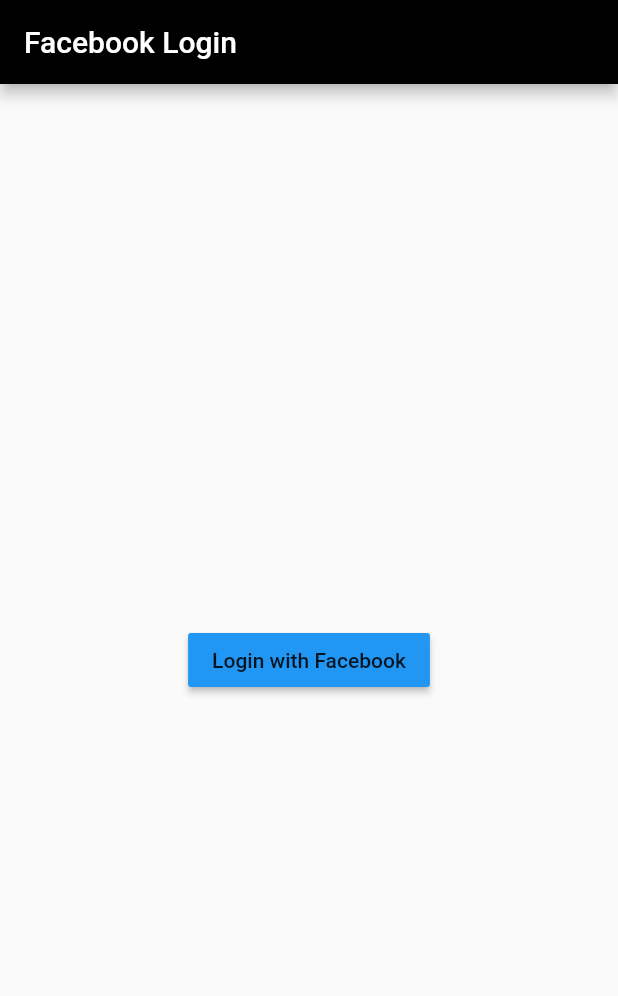
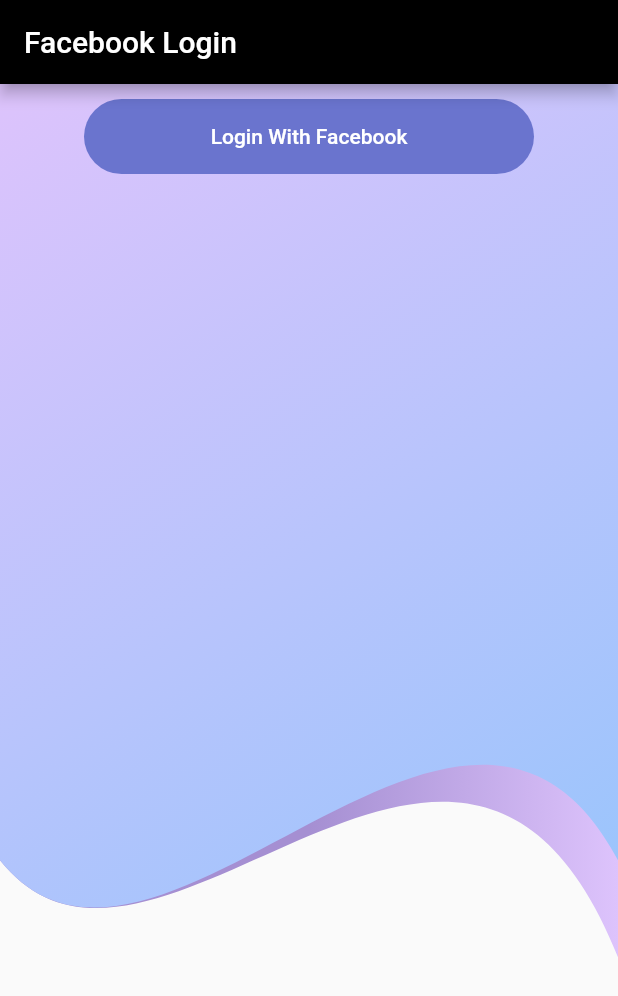
Before and after one commit to FrazileDevelopers/facebooklogin, a Flutter app: the screen it shows after launch, on a phone screen of 412 x 824 dp. Shown: the top 996 px of the screen. Run offline on Flutter 3.47's test engine with Material 2 defaults, Android fonts, the phone set to English and light mode, and no system bars; our stand-ins replace google_fonts; missing offline and left inert: flutter_facebook_auth; Roboto replaces fonts that are missing (Ubuntu).

Commit message:
Design Added

```diff
--- a/lib/pages/home/home.dart
+++ b/lib/pages/home/home.dart
@@ -1,5 +1,8 @@
+import 'package:facebooklogin/widgets/clip1.dart';
+import 'package:facebooklogin/widgets/clip2.dart';
 import 'package:flutter/material.dart';
 import 'package:flutter_facebook_auth/flutter_facebook_auth.dart';
+import 'package:google_fonts/google_fonts.dart';
 
 class HomePage extends StatefulWidget {
   @override
@@ -9,11 +12,53 @@
 class _HomePageState extends State<HomePage> {
   @override
   Widget build(BuildContext context) {
+    final Size size = MediaQuery.of(context).size;
     return Scaffold(
       appBar: AppBar(
         title: Text('Facebook Login'),
       ),
-      body: Center(
+      body: SingleChildScrollView(
+        child: Column(
+          mainAxisAlignment: MainAxisAlignment.center,
+          crossAxisAlignment: CrossAxisAlignment.center,
+          children: [
+            Stack(
+              children: [
+                ClipPath(
+                  clipper: DrawClip2(),
+                  child: Container(
+                    width: size.width,
+                    height: size.height * .785,
+                    decoration: BoxDecoration(
+                      gradient: LinearGradient(
+                        colors: [
+                          Color(0xffa58fd2),
+                          Color(0xffddc3fc),
+                        ],
+                        begin: Alignment.bottomCenter,
+                        end: Alignment.bottomRight,
+                      ),
+                    ),
+                  ),
+                ),
+                ClipPath(
+                  clipper: DrawClip(),
+                  child: Container(
+                    width: size.width,
+                    height: size.height * .785,
+                    decoration: BoxDecoration(
+                      gradient: LinearGradient(
+                        colors: [
+                          Color(0xffddc3fc),
+                          Color(0xff91c5fc),
+                        ],
+                        begin: Alignment.topLeft,
+                        end: Alignment.bottomRight,
+                      ),
+                    ),
+                  ),
+                ),
+                Center(
                   child: isLoggedIn
                       ? Column(
                           mainAxisAlignment: MainAxisAlignment.center,
@@ -25,8 +70,8 @@
                               width: 200.0,
                               decoration: BoxDecoration(
                                   image: DecorationImage(
-                          image:
-                              NetworkImage(_userObj['picture']['data']['url']),
+                                    image: NetworkImage(
+                                        _userObj['picture']['data']['url']),
                                     fit: BoxFit.cover,
                                   ),
                                   shape: BoxShape.circle),
@@ -36,17 +81,37 @@
                             MaterialButton(
                               onPressed: () async {
                                 FacebookAuth.instance.logOut().then((value) =>
-                          FacebookAuth.instance.getUserData().then((userData) {
+                                    FacebookAuth.instance
+                                        .getUserData()
+                                        .then((userData) {
                                       setState(() {
                                         isLoggedIn = false;
                                         _userObj = {};
                                       });
                                     }));
                               },
-                    child: Text('Logout'),
+                              child: Padding(
+                                padding: EdgeInsets.symmetric(
+                                  vertical: 10,
+                                  horizontal: 40.0,
+                                ),
+                                child: Container(
+                                  decoration: BoxDecoration(
+                                    color: Color(0xff6a74ce),
+                                    borderRadius: BorderRadius.circular(30.0),
+                                  ),
+                                  height: 50.0,
+                                  child: Center(
+                                    child: Text(
+                                      "Logout",
+                                      style: GoogleFonts.ubuntu(
                                         color: Colors.white,
-                    textColor: Colors.black,
-                  )
+                                      ),
+                                    ),
+                                  ),
+                                ),
+                              ),
+                            ),
                           ],
                         )
                       : MaterialButton(
@@ -54,16 +119,41 @@
                             FacebookAuth.instance.login(permissions: [
                               'email',
                               'public_profile'
-                  ]).then((value) =>
-                      FacebookAuth.instance.getUserData().then((userData) {
+                            ]).then((value) => FacebookAuth.instance
+                                    .getUserData()
+                                    .then((userData) {
                                   setState(() {
                                     isLoggedIn = true;
                                     _userObj = userData;
                                   });
                                 }));
                           },
-                child: Text('Login with Facebook'),
-                color: Colors.blue,
+                          child: Padding(
+                            padding: EdgeInsets.symmetric(
+                              vertical: 10,
+                              horizontal: 40.0,
+                            ),
+                            child: Container(
+                              decoration: BoxDecoration(
+                                color: Color(0xff6a74ce),
+                                borderRadius: BorderRadius.circular(30.0),
+                              ),
+                              height: 50.0,
+                              child: Center(
+                                child: Text(
+                                  "Login With Facebook",
+                                  style: GoogleFonts.ubuntu(
+                                    color: Colors.white,
+                                  ),
+                                ),
+                              ),
+                            ),
+                          ),
+                        ),
+                ),
+              ],
+            ),
+          ],
         ),
       ),
     );
--- /dev/null
+++ b/lib/widgets/clip1.dart
@@ -0,0 +1,18 @@
+import 'package:flutter/material.dart';
+
+class DrawClip extends CustomClipper<Path> {
+  @override
+  Path getClip(Size size) {
+    Path path = Path();
+    path.lineTo(0, size.height * 0.80);
+    path.cubicTo(size.width / 4, size.height, 3 * size.width / 4,
+        size.height / 2, size.width, size.height * 0.8);
+    path.lineTo(size.width, 0);
+    return path;
+  }
+
+  @override
+  bool shouldReclip(covariant CustomClipper<Path> oldClipper) {
+    return true;
+  }
+}
--- /dev/null
+++ b/lib/widgets/clip2.dart
@@ -0,0 +1,18 @@
+import 'package:flutter/material.dart';
+
+class DrawClip2 extends CustomClipper<Path> {
+  @override
+  Path getClip(Size size) {
+    Path path = Path();
+    path.lineTo(0, size.height * 0.80);
+    path.cubicTo(size.width / 4, size.height, 3 * size.width / 4,
+        size.height / 2, size.width, size.height * 0.9);
+    path.lineTo(size.width, 0);
+    return path;
+  }
+
+  @override
+  bool shouldReclip(covariant CustomClipper<Path> oldClipper) {
+    return true;
+  }
+}
--- a/pubspec.yaml
+++ b/pubspec.yaml
@@ -14,6 +14,7 @@
   cupertino_icons: ^1.0.2
   flutter_facebook_auth: ^3.4.1
   fzregex: ^1.0.3
+  google_fonts: ^2.1.0
   http: ^0.13.3
 
 dev_dependencies:
```
Also changed, not shown: pubspec.lock. Lines whose indentation alone changed are shown as unchanged.
